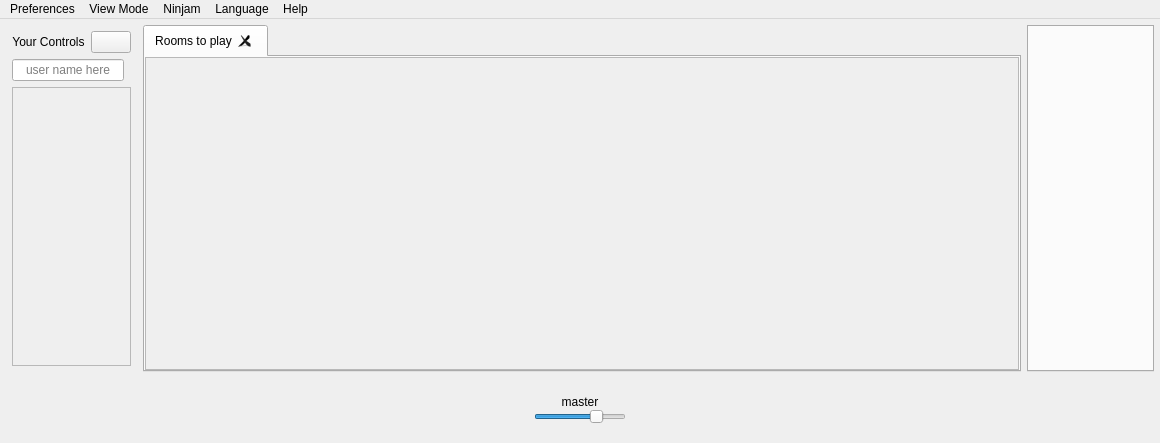
First picture: the form in src/Common/gui/MainWindow.ui, repository elieserdejesus/JamTaba, before the edit.
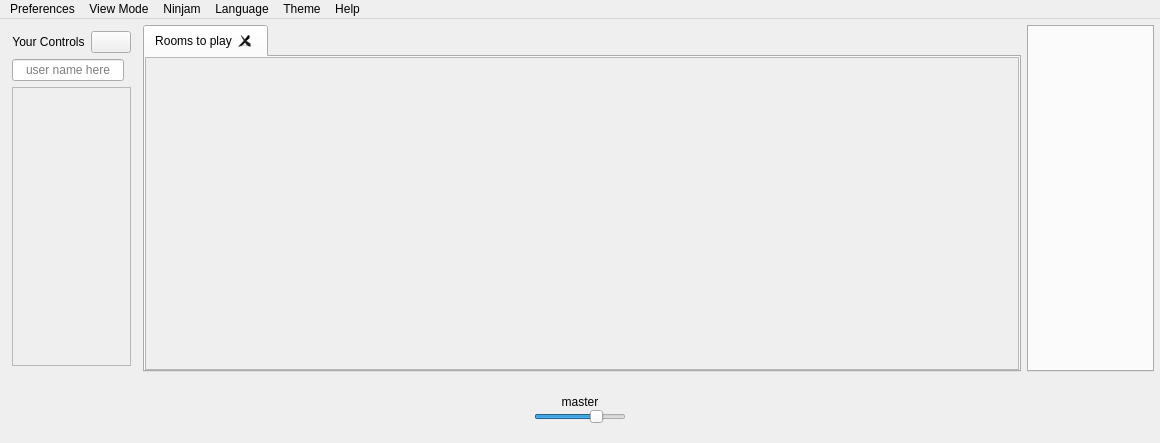
Second picture: the form after the edit. Icons and pictures are not drawn. Custom widgets are drawn as their Qt base class.

Commit message:
Allowing theme selection
- Two themes: Flat and Rounded (the old theme)
- Saving and allowing theme selection

The edit to the form file:
```diff
--- a/src/Common/gui/MainWindow.ui
+++ b/src/Common/gui/MainWindow.ui
@@ -472,10 +472,16 @@
      <string>Language</string>
     </property>
    </widget>
+   <widget class="QMenu" name="menuTheme">
+    <property name="title">
+     <string>Theme</string>
+    </property>
+   </widget>
    <addaction name="menuPreferences"/>
    <addaction name="menuViewMode"/>
    <addaction name="menuNinjam"/>
    <addaction name="menuLanguage"/>
+   <addaction name="menuTheme"/>
    <addaction name="menuHelp"/>
   </widget>
   <action name="actionAudioPreferences">
```
The commit also changes 11 other files.
